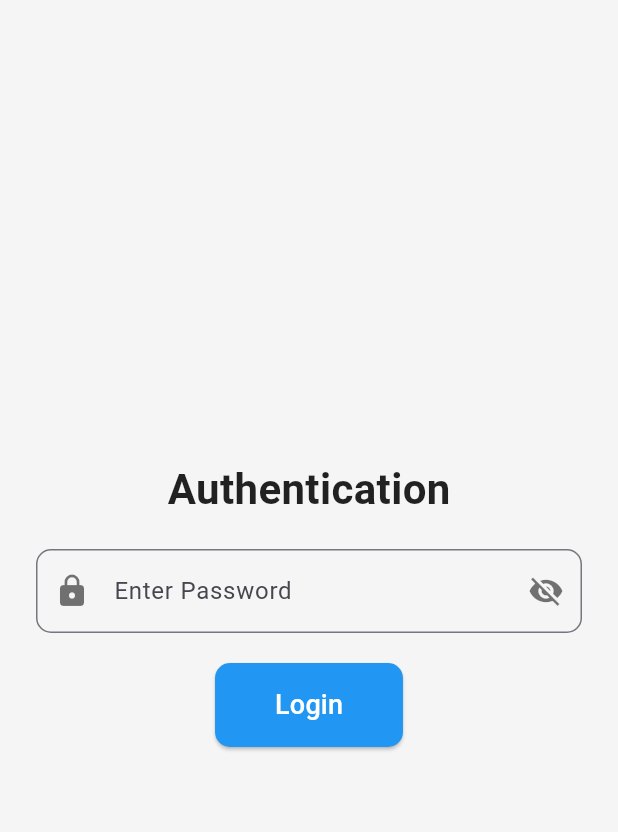
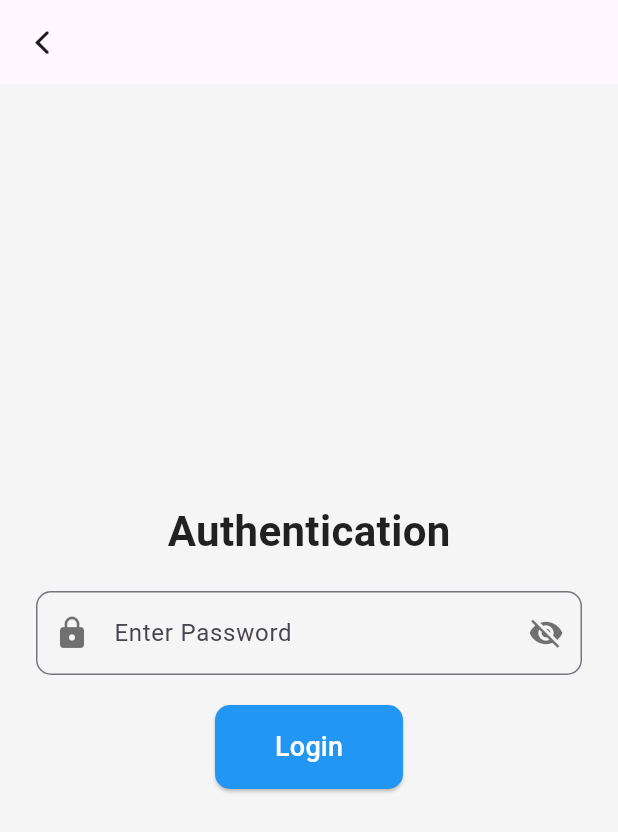
Before and after one commit to hetgondaliya40/Car_live_app, a Flutter app: the Identity screen opened by its route, on a phone screen of 412 x 824 dp. Shown: the top 832 px of the screen. Run offline on Flutter 3.47's test engine with Material 3 defaults, Android fonts, the phone set to English and light mode, and no system bars; our stand-ins replace carousel_slider, flutter_screenutil, image_picker, toastification.

Commit message:
UI changees

```diff
--- a/lib/view/screen/identity/identity.dart
+++ b/lib/view/screen/identity/identity.dart
@@ -1,3 +1,4 @@
+import 'package:flutter/cupertino.dart';
 import 'package:flutter/material.dart';
 import 'package:new_appp_1_0/routes/routes.dart';
 
@@ -17,7 +18,15 @@ class _IdentityState extends State<Identity> {
   @override
   Widget build(BuildContext context) {
     return Scaffold(
-      backgroundColor: const Color(0xFFF5F5F5), // Light background color
+      backgroundColor: const Color(0xFFF5F5F5),
+      appBar: AppBar(
+        leading: IconButton(
+          onPressed: () {
+            Navigator.pop(context);
+          },
+          icon: Icon(CupertinoIcons.back),
+        ),
+      ), // Light background color
       body: Center(
         child: SingleChildScrollView(
           padding: const EdgeInsets.symmetric(horizontal: 24, vertical: 16),
```
Also changed, not shown: lib/view/favoriteppage/favorite.dart (+29 -2 lines), lib/view/screen/Detail/detail.dart (+8 -8 lines).
